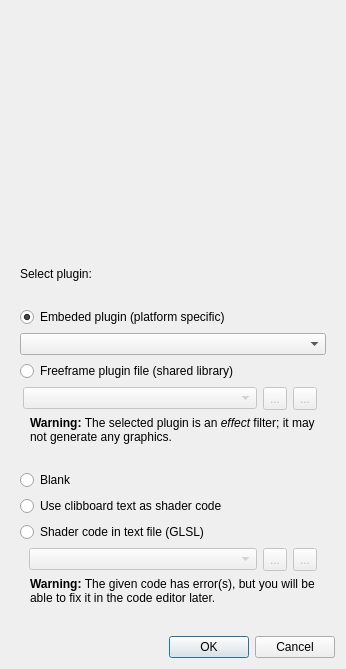
markus-wa/glmixer-mirror, file src/FFGLSourceCreationDialog.ui: the form before one commit.
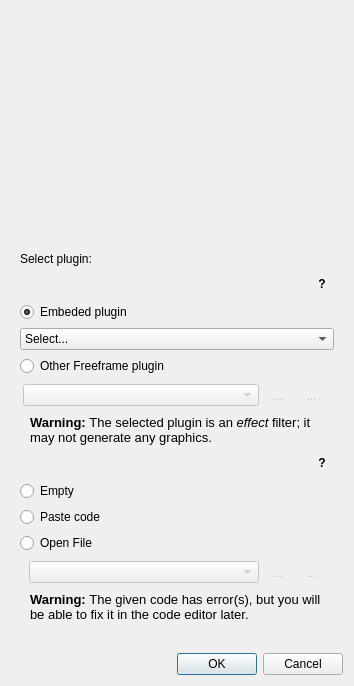
The form after the commit. Icons and pictures are not drawn. Custom widgets are drawn as their Qt base class.

Commit message: Minor GUI improvements (help buttons FFGL, terminology pixel resolution).

The edit to the form file:
```diff
--- a/src/FFGLSourceCreationDialog.ui
+++ b/src/FFGLSourceCreationDialog.ui
@@ -6,8 +6,8 @@
    <rect>
     <x>0</x>
     <y>0</y>
-    <width>346</width>
-    <height>669</height>
+    <width>354</width>
+    <height>686</height>
    </rect>
   </property>
   <property name="windowTitle">
@@ -18,10 +18,17 @@
     <normaloff>:/glmixer/icons/glmixer.png</normaloff>:/glmixer/icons/glmixer.png</iconset>
   </property>
   <property name="styleSheet">
-   <string notr="true">QToolButton { 
+   <string notr="true">QToolButton {
+     border-style: solid;
+     border-width: 1px;
+     border-radius:5px;
+         padding: 3px;
      min-height: 16px;
      min-width: 16px;
-}</string>
+     border-color: transparent;
+     background: transparent;
+}
+</string>
   </property>
   <layout class="QVBoxLayout" name="verticalLayout_3">
    <item>
@@ -57,22 +64,51 @@
        </widget>
       </item>
       <item>
-       <widget class="QLabel" name="label_2">
-        <property name="text">
-         <string/>
-        </property>
-        <property name="pixmap">
-         <pixmap resource="../icons.qrc">:/glmixer/icons/freeframe.png</pixmap>
-        </property>
-        <property name="scaledContents">
-         <bool>false</bool>
-        </property>
-       </widget>
+       <layout class="QHBoxLayout" name="horizontalLayout_2">
+        <item>
+         <widget class="QLabel" name="label_2">
+          <property name="text">
+           <string/>
+          </property>
+          <property name="pixmap">
+           <pixmap resource="../icons.qrc">:/glmixer/icons/freeframe.png</pixmap>
+          </property>
+          <property name="scaledContents">
+           <bool>false</bool>
+          </property>
+         </widget>
+        </item>
+        <item>
+         <widget class="QToolButton" name="helpFreeFrameButton">
+          <property name="toolTip">
+           <string>Open Online Documentation</string>
+          </property>
+          <property name="styleSheet">
+           <string notr="true">QToolButton {
+     min-height: 16px;
+     min-width: 16px;
+     max-height: 16px;
+     max-width: 16px;
+        font: bold;
+}
+
+</string>
+          </property>
+          <property name="text">
+           <string>?</string>
+          </property>
+          <property name="icon">
+           <iconset resource="../icons.qrc">
+            <normaloff>:/glmixer/icons/question.png</normaloff>:/glmixer/icons/question.png</iconset>
+          </property>
+         </widget>
+        </item>
+       </layout>
       </item>
       <item>
        <widget class="QRadioButton" name="freeframeEmbededPlugin">
         <property name="text">
-         <string>Embeded plugin (platform specific)</string>
+         <string>Embeded plugin</string>
         </property>
         <property name="checked">
          <bool>true</bool>
@@ -83,7 +119,7 @@
        <widget class="QComboBox" name="freeframeEmbededList">
         <item>
          <property name="text">
-          <string/>
+          <string>Select...</string>
          </property>
         </item>
         <item>
@@ -109,7 +145,7 @@
       <item>
        <widget class="QRadioButton" name="freeframeFilePlugin">
         <property name="text">
-         <string>Freeframe plugin file (shared library)</string>
+         <string>Other Freeframe plugin</string>
         </property>
        </widget>
       </item>
@@ -196,7 +232,7 @@
          </sizepolicy>
         </property>
         <property name="text">
-         <string>&lt;html&gt;&lt;head/&gt;&lt;body&gt;&lt;p&gt;&lt;span style=&quot; font-weight:600;&quot;&gt;Warning: &lt;/span&gt;The selected plugin is an &lt;span style=&quot; font-style:italic;&quot;&gt;effect&lt;/span&gt; filter; it may not generate any graphics.&lt;/p&gt;&lt;/body&gt;&lt;/html&gt;</string>
+         <string>&lt;html&gt;&lt;head/&gt;&lt;body&gt;&lt;p&gt;&lt;span style=&quot; font-size:10pt; font-weight:600;&quot;&gt;Warning: &lt;/span&gt;&lt;span style=&quot; font-size:10pt;&quot;&gt;The selected plugin is an &lt;/span&gt;&lt;span style=&quot; font-size:10pt; font-style:italic;&quot;&gt;effect&lt;/span&gt;&lt;span style=&quot; font-size:10pt;&quot;&gt; filter; it may not generate any graphics.&lt;/span&gt;&lt;/p&gt;&lt;/body&gt;&lt;/html&gt;</string>
         </property>
         <property name="wordWrap">
          <bool>true</bool>
@@ -210,14 +246,43 @@
        </widget>
       </item>
       <item>
-       <widget class="QLabel" name="label_4">
-        <property name="text">
-         <string/>
-        </property>
-        <property name="pixmap">
-         <pixmap resource="../icons.qrc">:/glmixer/icons/shadertoy_black.png</pixmap>
-        </property>
-       </widget>
+       <layout class="QHBoxLayout" name="horizontalLayout_4">
+        <item>
+         <widget class="QLabel" name="label_4">
+          <property name="text">
+           <string/>
+          </property>
+          <property name="pixmap">
+           <pixmap resource="../icons.qrc">:/glmixer/icons/shadertoy_black.png</pixmap>
+          </property>
+         </widget>
+        </item>
+        <item>
+         <widget class="QToolButton" name="helpShadertoyButton">
+          <property name="toolTip">
+           <string>Open Online Documentation</string>
+          </property>
+          <property name="styleSheet">
+           <string notr="true">QToolButton {
+     min-height: 16px;
+     min-width: 16px;
+     max-height: 16px;
+     max-width: 16px;
+        font: bold;
+}
+
+</string>
+          </property>
+          <property name="text">
+           <string>?</string>
+          </property>
+          <property name="icon">
+           <iconset resource="../icons.qrc">
+            <normaloff>:/glmixer/icons/question.png</normaloff>:/glmixer/icons/question.png</iconset>
+          </property>
+         </widget>
+        </item>
+       </layout>
       </item>
       <item>
        <widget class="QRadioButton" name="shadertoyGeneric">
@@ -228,7 +293,7 @@
          </sizepolicy>
         </property>
         <property name="text">
-         <string>Blank</string>
+         <string>Empty</string>
         </property>
         <property name="checked">
          <bool>false</bool>
@@ -244,7 +309,7 @@
          </sizepolicy>
         </property>
         <property name="text">
-         <string>Use clibboard text as shader code</string>
+         <string>Paste code</string>
         </property>
        </widget>
       </item>
@@ -257,7 +322,7 @@
          </sizepolicy>
         </property>
         <property name="text">
-         <string>Shader code in text file (GLSL)</string>
+         <string>Open File</string>
         </property>
        </widget>
       </item>
@@ -341,7 +406,7 @@
          </sizepolicy>
         </property>
         <property name="text">
-         <string>&lt;html&gt;&lt;head/&gt;&lt;body&gt;&lt;p&gt;&lt;span style=&quot; font-weight:600;&quot;&gt;Warning: &lt;/span&gt;The given code has error(s), but you will be able to fix it in the code editor later.&lt;/p&gt;&lt;/body&gt;&lt;/html&gt;</string>
+         <string>&lt;html&gt;&lt;head/&gt;&lt;body&gt;&lt;p&gt;&lt;span style=&quot; font-size:10pt; font-weight:600;&quot;&gt;Warning: &lt;/span&gt;&lt;span style=&quot; font-size:10pt;&quot;&gt;The given code has error(s), but you will be able to fix it in the code editor later.&lt;/span&gt;&lt;/p&gt;&lt;/body&gt;&lt;/html&gt;</string>
         </property>
         <property name="wordWrap">
          <bool>true</bool>
```
Left out of the diff: 114 changed lines with no effect on the pictures. The commit also changes 7 other files.
